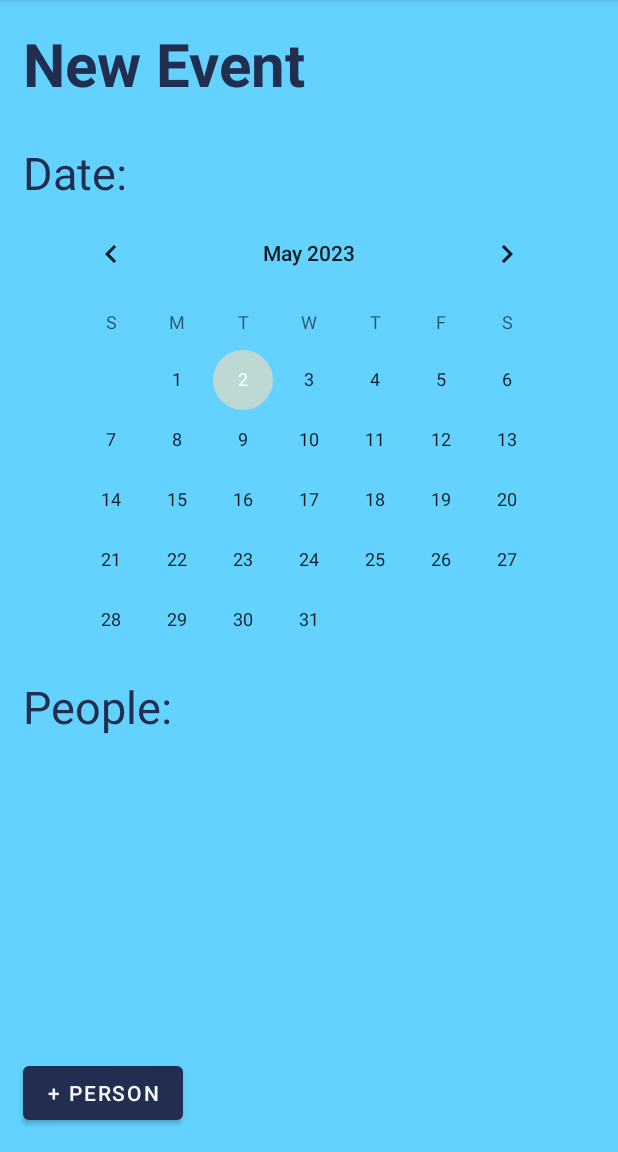
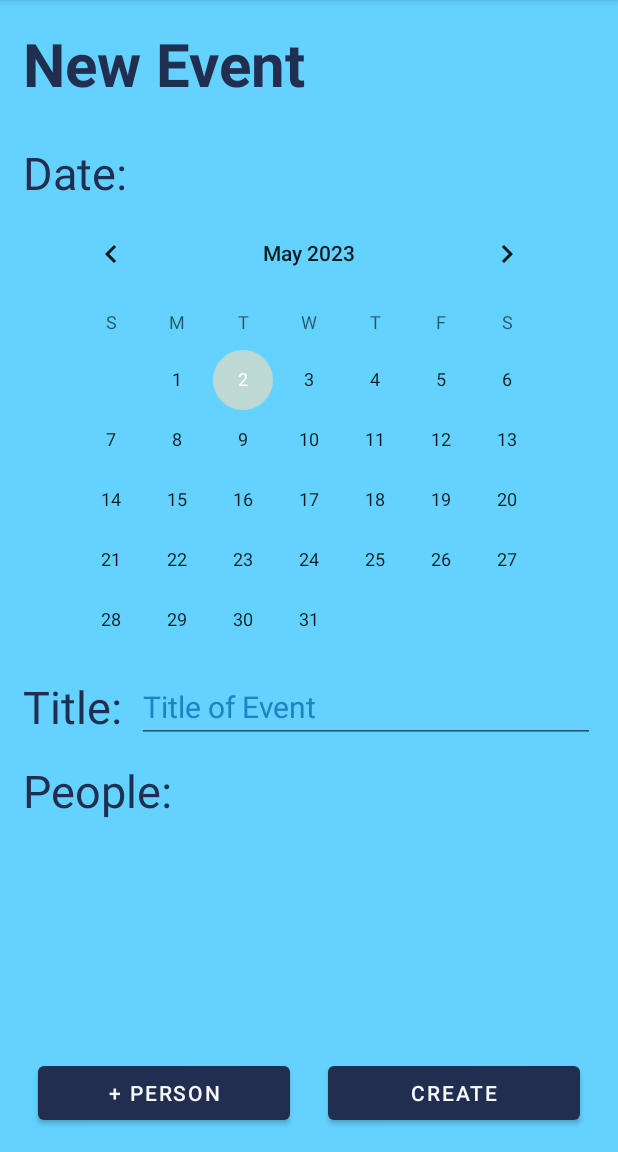
Before and after one commit to michaelcummins1/FinalProject, an Android app: the CreateEventFragment screen opened through its navigation route, on a phone screen of 412 x 824 dp, the part 84-1236 px from its top. Run offline under Robolectric (Android 15) with nearby library versions, the phone set to English and light mode, and no system bars; our stand-ins replace Firebase (no records; nobody signed in at launch, a user with empty details on screens opened directly).

Commit message:
almost done w/ pick person functionality and began working on create event functionality

```diff
--- a/app/src/main/java/com/example/finalproject/CreateEventFragment.kt
+++ b/app/src/main/java/com/example/finalproject/CreateEventFragment.kt
@@ -18,7 +18,7 @@ class CreateEventFragment : Fragment() {
     private var _binding: FragmentCreateEventBinding? = null
     private val binding get() = _binding!!
 
-    private lateinit var peopleInEventList : MutableList<Person>
+    val peopleInEventList : MutableList<Person> = mutableListOf()
 
     val viewModel: EventViewModel by activityViewModels()
 
@@ -34,11 +34,33 @@ class CreateEventFragment : Fragment() {
         val myOnClickListener: View.OnClickListener = View.OnClickListener { view ->
             when(view.id){
                 R.id.add_person ->  rootView.findNavController().navigate(R.id.action_createEvent_to_pickPersonFragment)
+                R.id.create_event_button ->{
+                    viewModel.createNewEvent(binding.editTextTitle.text.toString(), binding.calendarView.date, peopleInEventList)
+                }
             }
         }
 
+        binding.addPerson.setOnClickListener(myOnClickListener)
 
-        binding.addPerson.setOnClickListener(myOnClickListener)
+        viewModel.selectedPerson.observe(viewLifecycleOwner){
+            if(!peopleInEventList.contains(viewModel.selectedPerson.value)) {
+                peopleInEventList.add(viewModel.selectedPerson.value ?: Person("Test", listOf()))
+            }
+            else{
+                //add a toast here
+            }
+            var nameList = ""
+            for((index, person) in peopleInEventList.withIndex()){
+                if(index != peopleInEventList.size - 1){
+                    nameList += "${person.name}, "
+                }
+                else{
+                    nameList += "${person.name}"
+                }
+            }
+            binding.listPeople.text = nameList
+        }
+
         return rootView
     }
 
--- a/app/src/main/java/com/example/finalproject/EventViewModel.kt
+++ b/app/src/main/java/com/example/finalproject/EventViewModel.kt
@@ -11,7 +11,7 @@ class EventViewModel : ViewModel() {
 
     val personList: MutableList<Person> = mutableListOf()
 
-    lateinit var selectedPerson: MutableLiveData<Person>
+    val selectedPerson: MutableLiveData<Person> = MutableLiveData()
 
 
     fun createNewPerson(name: String, giftIdeas: String){
--- a/app/src/main/java/com/example/finalproject/PickPersonViewHolder.kt
+++ b/app/src/main/java/com/example/finalproject/PickPersonViewHolder.kt
@@ -11,7 +11,8 @@ class PickPersonViewHolder(val binding: PickPersonItemLayoutBinding, val viewMod
 
     init {
         binding.root.setOnClickListener { view ->
-
+            viewModel.pickedPerson(currentPerson)
+            binding.root.findNavController().navigateUp()
         }
     }
 
--- a/app/src/main/res/layout/fragment_create_event.xml
+++ b/app/src/main/res/layout/fragment_create_event.xml
@@ -43,7 +43,7 @@
         android:textColor="@color/navy"
         android:textSize="30sp"
         app:layout_constraintStart_toStartOf="parent"
-        app:layout_constraintTop_toBottomOf="@+id/calendarView" />
+        app:layout_constraintTop_toBottomOf="@+id/title_text_view" />
 
     <CalendarView
         android:id="@+id/calendarView"
@@ -59,6 +59,7 @@
         android:layout_height="0dp"
         android:layout_marginTop="15dp"
         android:layout_marginEnd="15dp"
+        android:textColor="@color/navy"
         android:textSize="20sp"
         app:layout_constraintBottom_toTopOf="@+id/add_person"
         app:layout_constraintEnd_toEndOf="parent"
@@ -67,12 +68,55 @@
 
     <Button
         android:id="@+id/add_person"
+        android:layout_width="0dp"
+        android:layout_height="wrap_content"
+        android:layout_marginStart="25dp"
+        android:layout_marginBottom="15dp"
+        android:text="+ Person"
+        app:layout_constraintBottom_toBottomOf="parent"
+        app:layout_constraintEnd_toStartOf="@+id/create_event_button"
+        app:layout_constraintHorizontal_bias="0.5"
+        app:layout_constraintStart_toStartOf="parent" />
+
+    <Button
+        android:id="@+id/create_event_button"
+        android:layout_width="0dp"
+        android:layout_height="wrap_content"
+        android:layout_marginStart="25dp"
+        android:layout_marginEnd="25dp"
+        android:text="Create"
+        app:layout_constraintBottom_toBottomOf="@+id/add_person"
+        app:layout_constraintEnd_toEndOf="parent"
+        app:layout_constraintHorizontal_bias="0.5"
+        app:layout_constraintStart_toEndOf="@+id/add_person" />
+
+    <TextView
+        android:id="@+id/title_text_view"
         android:layout_width="wrap_content"
         android:layout_height="wrap_content"
         android:layout_marginStart="15dp"
-        android:layout_marginBottom="15dp"
-        android:text="+ Person"
-        app:layout_constraintBottom_toBottomOf="parent"
-        app:layout_constraintStart_toStartOf="parent" />
+        android:layout_marginTop="15dp"
+        android:text="Title:"
+        android:textColor="@color/navy"
+        android:textSize="30sp"
+        app:layout_constraintStart_toStartOf="parent"
+        app:layout_constraintTop_toBottomOf="@+id/calendarView" />
+
+    <EditText
+        android:id="@+id/editTextTitle"
+        android:layout_width="0dp"
+        android:layout_height="wrap_content"
+        android:layout_marginStart="10dp"
+        android:layout_marginEnd="15dp"
+        android:ems="10"
+        android:hint="Title of Event"
+        android:inputType="textPersonName"
+        android:textColor="@color/navy"
+        android:textColorHint="@color/blue"
+        android:textSize="20sp"
+        app:layout_constraintBottom_toBottomOf="@+id/title_text_view"
+        app:layout_constraintEnd_toEndOf="parent"
+        app:layout_constraintStart_toEndOf="@+id/title_text_view"
+        app:layout_constraintTop_toTopOf="@+id/title_text_view" />
 
 </androidx.constraintlayout.widget.ConstraintLayout>
```
